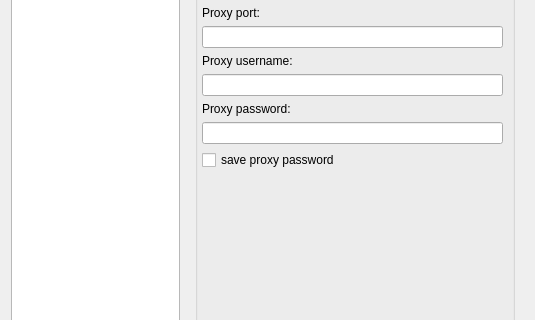
First picture: the form in src/OptionsDialog.ui, repository asolfre/qwit, before the edit; both pictures show x 0 to 535 and y 117 to 437 of the 535 by 551 pixel window.
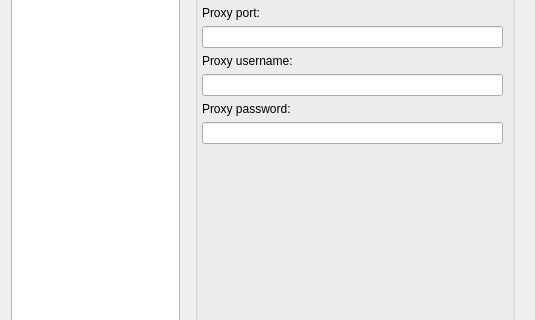
Second picture: the form after the edit. The open tabs and pages were chosen to show the change.

Commit message: Added passwords encryption

Patch:
```diff
--- a/src/OptionsDialog.ui
+++ b/src/OptionsDialog.ui
@@ -150,13 +150,6 @@
                   </property>
                  </widget>
                 </item>
-                <item>
-                 <widget class="QCheckBox" name="proxySavePasswordCheckBox">
-                  <property name="text">
-                   <string>save proxy password</string>
-                  </property>
-                 </widget>
-                </item>
                 <item>
                  <spacer name="verticalSpacer">
                   <property name="orientation">
```
Left out of the diff: 2 changed lines with no effect on the pictures. The commit also changes 6 other files.
